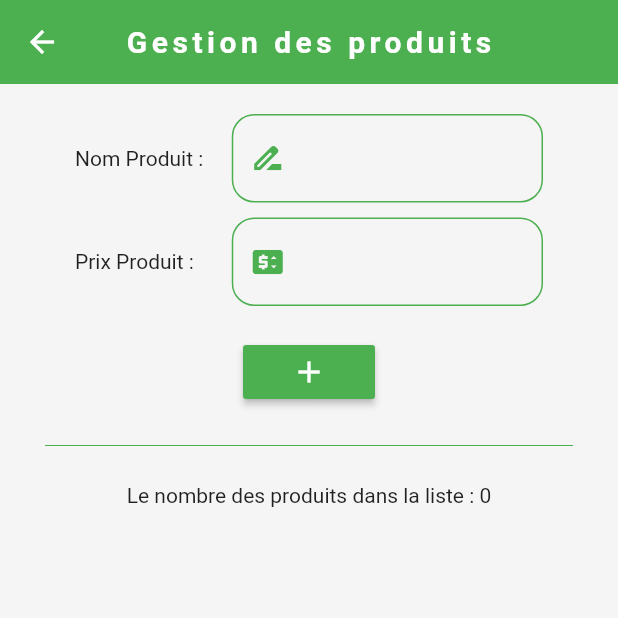
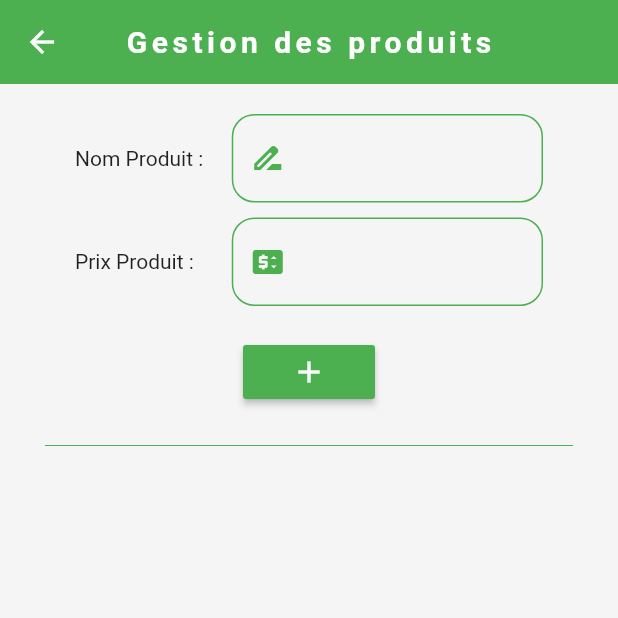
Before and after one commit to ElyousfiMohamed/Flutter, a Flutter app: the Produits screen opened by its route, after a tap on the "add" icon, on a phone screen of 412 x 824 dp, the top half of it. Run offline on Flutter 3.47's test engine with Material 2 defaults, Android fonts, the phone set to English and light mode, and no system bars; network calls fail.

Commit message:
Provider State Management

```diff
--- a/gestion_produits/lib/Pages/produits.dart
+++ b/gestion_produits/lib/Pages/produits.dart
@@ -1,29 +1,10 @@
 import 'package:flutter/material.dart';
 import 'package:gestion_produits/Entity/Product.dart';
+import 'package:provider/provider.dart';
 
-class Produits extends StatefulWidget {
-  const Produits({Key? key}) : super(key: key);
+import '../Providers/list_produit_state.dart';
 
-  @override
-  State<Produits> createState() => _ProduitsState();
-}
-
-class _ProduitsState extends State<Produits> {
-  TextEditingController nomProdController = TextEditingController();
-  TextEditingController prixProdController = TextEditingController();
-  List<Product> products = [];
-
-  ajouterProduit() {
-    Product p =
-    Product(nomProdController.text, double.parse(prixProdController.text));
-    products.add(p);
-  }
-
-  supprimerProduit(int index) {
-    products.removeAt(index);
-  }
-
-  int productsNumber = 0;
+class Produits extends StatelessWidget {
   @override
   Widget build(BuildContext context) {
     return Scaffold(
@@ -53,7 +34,8 @@ class _ProduitsState extends State<Produits> {
                   padding: const EdgeInsets.fromLTRB(0, 20, 50, 0),
                   child: TextField(
                     decoration: InputDecoration(
-                      prefixIcon: Icon(Icons.drive_file_rename_outline,color: Colors.green),
+                      prefixIcon: Icon(Icons.drive_file_rename_outline,
+                          color: Colors.green),
                       focusedBorder: OutlineInputBorder(
                         borderRadius: BorderRadius.circular(15),
                         borderSide: const BorderSide(color: Colors.green),
@@ -63,7 +45,9 @@ class _ProduitsState extends State<Produits> {
                         borderSide: const BorderSide(color: Colors.green),
                       ),
                     ),
-                    controller: nomProdController,
+                    controller:
+                        Provider.of<ListProduitState>(context, listen: false)
+                            .nomProdController,
                   ),
                 ),
               )
@@ -82,8 +66,11 @@ class _ProduitsState extends State<Produits> {
                 child: Padding(
                   padding: const EdgeInsets.fromLTRB(0, 10, 50, 0),
                   child: TextField(
-                    decoration:  InputDecoration(
-                      prefixIcon: Icon(Icons.price_change,color: Colors.green,),
+                    decoration: InputDecoration(
+                      prefixIcon: Icon(
+                        Icons.price_change,
+                        color: Colors.green,
+                      ),
                       focusedBorder: OutlineInputBorder(
                         borderRadius: BorderRadius.circular(15),
                         borderSide: BorderSide(color: Colors.green),
@@ -93,7 +80,9 @@ class _ProduitsState extends State<Produits> {
                         borderSide: BorderSide(color: Colors.green),
                       ),
                     ),
-                    controller: prixProdController,
+                    controller:
+                        Provider.of<ListProduitState>(context, listen: false)
+                            .prixProdController,
                   ),
                 ),
               )
@@ -108,9 +97,8 @@ class _ProduitsState extends State<Produits> {
               MaterialButton(
                   color: Colors.green,
                   onPressed: () {
-                    setState(() {
-                      ajouterProduit();
-                    });
+                    Provider.of<ListProduitState>(context, listen: false)
+                        .ajouterProduit();
                   },
                   child: const Icon(
                     Icons.add,
@@ -122,41 +110,39 @@ class _ProduitsState extends State<Produits> {
             margin: const EdgeInsets.fromLTRB(30, 0, 30, 0),
             child: const Divider(height: 50, color: Colors.green),
           ),
-          Row(
-            mainAxisAlignment: MainAxisAlignment.center,
-            children: [
-              Text("Le nombre des produits dans la liste : " +
-                  products.length.toString())
-            ],
-          ),
-          const SizedBox(
-            height: 20,
-          ),
           Expanded(
-            child: ListView.builder(
+            child: Consumer<ListProduitState>(
+              builder: (context, listeProduitsState, child) {
+                return ListView.builder(
                     shrinkWrap: true,
-                itemCount: products.length,
+                    itemCount: listeProduitsState.products.length,
                     itemBuilder: (BuildContext context, int index) {
                       return Card(
                         child: ListTile(
                           leading: CircleAvatar(
                             child: Text(
-                          products[index].nom.substring(0, 1),
+                              listeProduitsState.products[index].nom
+                                  .substring(0, 1),
                               style: const TextStyle(color: Colors.white),
                             ),
                             backgroundColor: Colors.green,
                           ),
                           trailing: IconButton(
-                          icon: const Icon(Icons.delete,color: Colors.green,),
+                              icon: const Icon(
+                                Icons.delete,
+                                color: Colors.green,
+                              ),
                               onPressed: () {
-                            setState(() {
-                              supprimerProduit(index);
-                            });
+                                listeProduitsState.supprimerProduit(index);
+                                ;
                               }),
-                      title: Text(products[index].toString()),
+                          title: Text(
+                              listeProduitsState.products[index].toString()),
                         ),
                       );
-                }),
+                    });
+              },
+            ),
           )
         ],
       ),
--- /dev/null
+++ b/gestion_produits/lib/Providers/list_produit_state.dart
@@ -0,0 +1,23 @@
+import 'package:flutter/cupertino.dart';
+import 'package:provider/provider.dart';
+
+import '../Entity/Product.dart';
+
+class ListProduitState extends ChangeNotifier {
+  List<Product> products = [];
+
+  TextEditingController nomProdController = TextEditingController();
+  TextEditingController prixProdController = TextEditingController();
+
+  ajouterProduit() {
+    Product p =
+    Product(nomProdController.text, double.parse(prixProdController.text));
+    products.add(p);
+    notifyListeners();
+  }
+
+  supprimerProduit(int index) {
+    products.removeAt(index);
+    notifyListeners();
+  }
+}
--- a/gestion_produits/lib/main.dart
+++ b/gestion_produits/lib/main.dart
@@ -4,26 +4,25 @@ import 'package:gestion_produits/Pages/covid.dart';
 import 'package:gestion_produits/Pages/github_users.dart';
 import 'package:gestion_produits/Pages/home.dart';
 import 'package:gestion_produits/Pages/news.dart';
-import 'package:gestion_produits/Pages/newsDetail.dart';
 import 'package:gestion_produits/Pages/produits.dart';
+import 'package:gestion_produits/Providers/list_produit_state.dart';
+import 'package:provider/provider.dart';
 
-void main() => runApp(const MyApp());
+void main() => runApp(MyApp());
 
-class MyApp extends StatefulWidget {
-  const MyApp({Key? key}) : super(key: key);
+class MyApp extends StatelessWidget {
 
   @override
-  State<MyApp> createState() => _MyAppState();
-}
-
-class _MyAppState extends State<MyApp> {
-  @override
   Widget build(BuildContext context) {
-    return MaterialApp(
+    return MultiProvider(
+      providers: [
+        ChangeNotifierProvider(create: (context) => ListProduitState())
+      ],
+      child: MaterialApp(
         debugShowCheckedModeBanner: false,
         routes: {
           "/" : (context) => Home(),
-        "/produits" : (context) => const Produits(),
+          "/produits" : (context) => Produits(),
           "/github_users" : (context) => const GitHubUsers(),
           "/news" : (context) => const News(),
           "/covid" : (context) => const Covid(),
@@ -32,6 +31,7 @@ class _MyAppState extends State<MyApp> {
         theme: ThemeData(
           primaryColor: Colors.red,
         ),
+      ),
     );
   }
 }
```
Also changed, not shown: gestion_produits/lib/Pages/github_users.dart (+10 -9 lines), gestion_produits/lib/Pages/news.dart (+13 -10 lines). Lines whose indentation alone changed are shown as unchanged.
